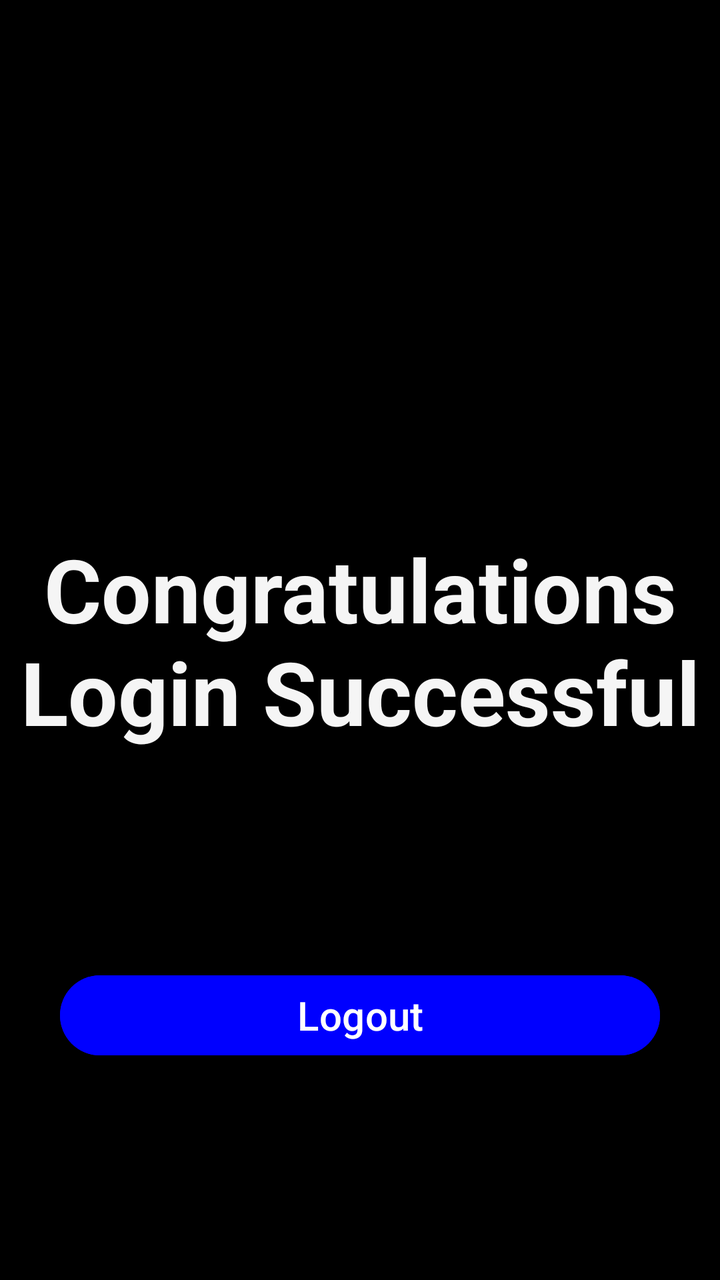
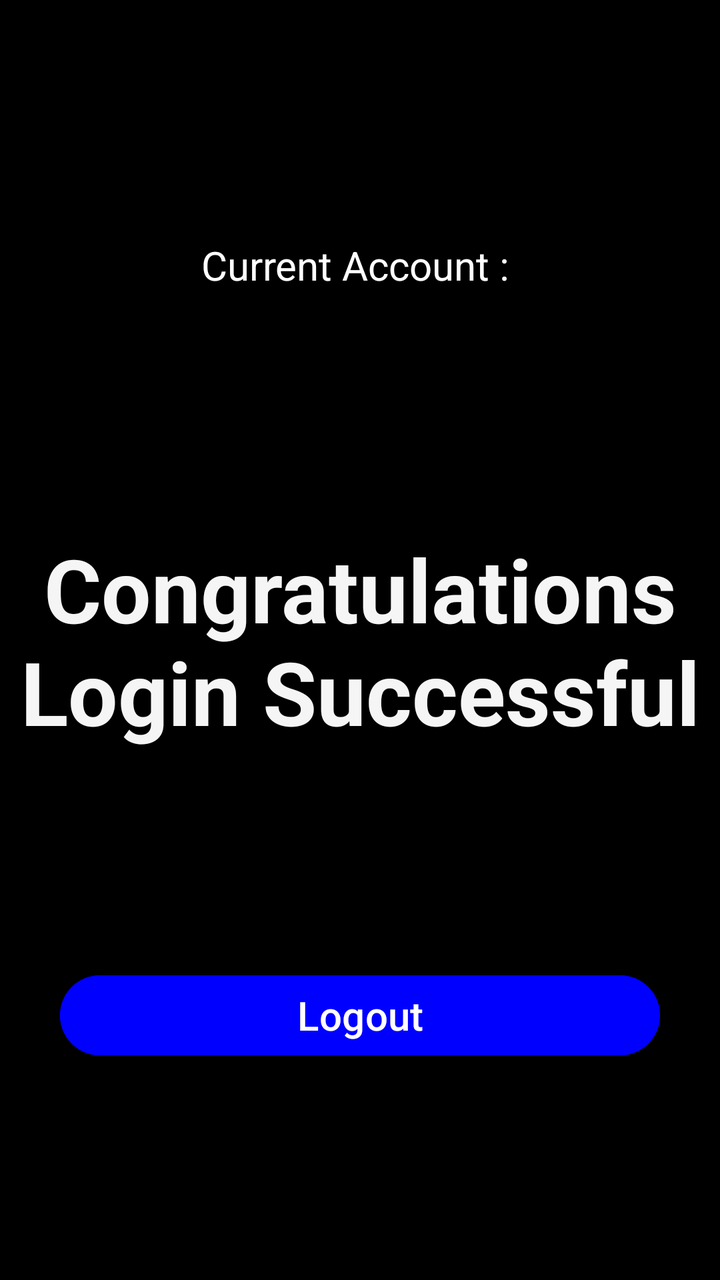

Before-and-after screenshots of an Android layout around one commit, followed by the original layout XML and the change that was made.
<!-- AndroidManifest.xml: application theme Theme.LoginApp -->
<!-- res/layout/activity_main_screen.xml -->
<?xml version="1.0" encoding="utf-8"?>
<androidx.constraintlayout.widget.ConstraintLayout xmlns:android="http://schemas.android.com/apk/res/android"
    xmlns:app="http://schemas.android.com/apk/res-auto"
    xmlns:tools="http://schemas.android.com/tools"
    android:id="@+id/main"
    android:layout_width="match_parent"
    android:layout_height="match_parent"
    android:background="@color/black"
    tools:context=".MainScreen">

    <TextView
        android:id="@+id/textView13"
        android:layout_width="wrap_content"
        android:layout_height="wrap_content"
        android:gravity="center"
        android:text="@string/message"
        android:textColor="@color/white_smoke"
        android:textSize="44sp"
        android:textStyle="bold"
        app:layout_constraintBottom_toBottomOf="parent"
        app:layout_constraintEnd_toEndOf="parent"
        app:layout_constraintStart_toStartOf="parent"
        app:layout_constraintTop_toTopOf="parent" />

    <Button
        android:id="@+id/logoutButton"
        android:layout_width="300dp"
        android:layout_height="wrap_content"
        android:backgroundTint="@color/blue"
        android:text="@string/logout"
        android:textColor="@color/white"
        android:textSize="20sp"
        app:layout_constraintBottom_toBottomOf="parent"
        app:layout_constraintEnd_toEndOf="parent"
        app:layout_constraintStart_toStartOf="parent"
        app:layout_constraintTop_toBottomOf="@+id/textView13" />
</androidx.constraintlayout.widget.ConstraintLayout>
<!-- resources referenced by this layout -->
<resources>
  <color name="black">#000000</color>
  <color name="blue">#0000FF</color>
  <color name="white">#FFFFFF</color>
  <color name="white_smoke">#F5F5F5</color>
  <string name="logout">Logout</string>
  <string name="message">Congratulations\nLogin Successful</string>
  <style name="Theme.LoginApp" parent="Base.Theme.LoginApp" />
  <style name="Base.Theme.LoginApp" parent="Theme.Material3.DayNight.NoActionBar">
          
          
      </style>
</resources>

<!-- the commit's change to res/layout/activity_main_screen.xml (unified diff, before → after) -->
@@ -7,6 +7,20 @@
     android:layout_height="match_parent"
     android:background="@color/black"
     tools:context=".MainScreen">
+
+    <TextView
+        android:layout_width="match_parent"
+        android:layout_height="wrap_content"
+        android:id="@+id/info"
+android:textColor="@color/white"
+        android:text="Current Account : "
+        android:gravity="center"
+        android:textSize="20sp"
+
+        app:layout_constraintBottom_toTopOf="@+id/textView13"
+        app:layout_constraintEnd_toEndOf="parent"
+        app:layout_constraintStart_toStartOf="parent"
+        app:layout_constraintTop_toTopOf="parent" />
 
     <TextView
         android:id="@+id/textView13"
